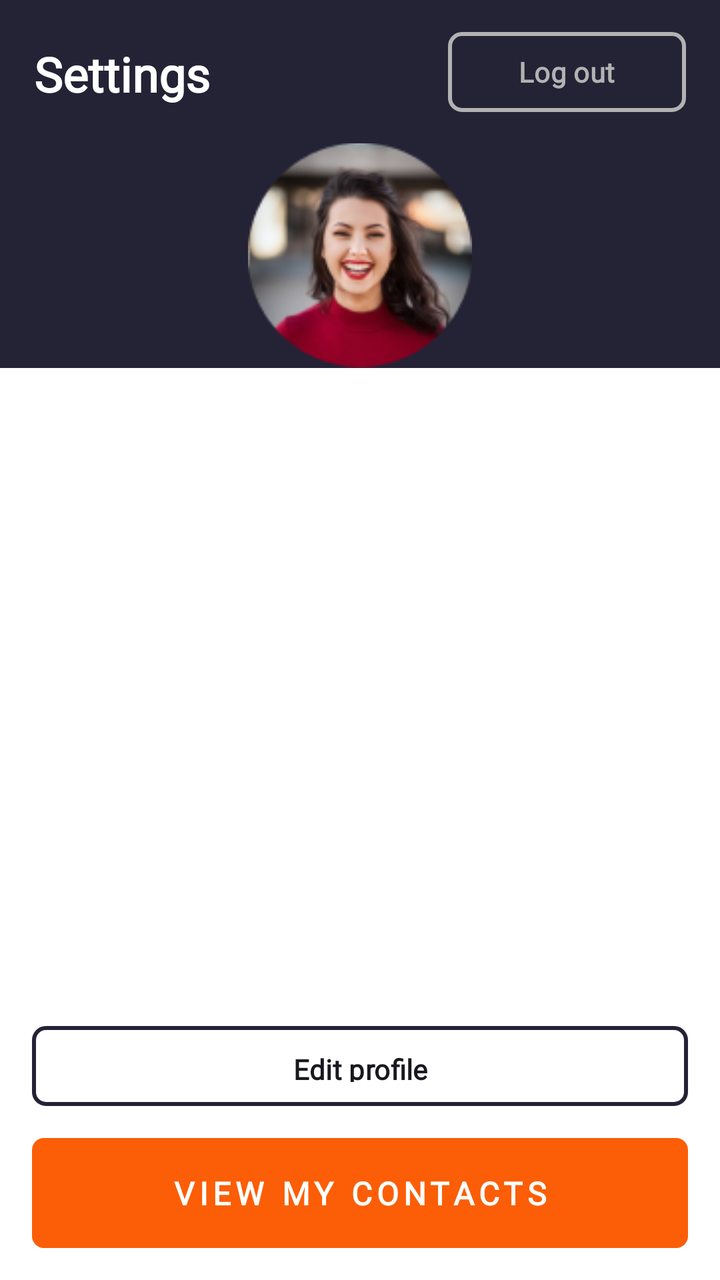
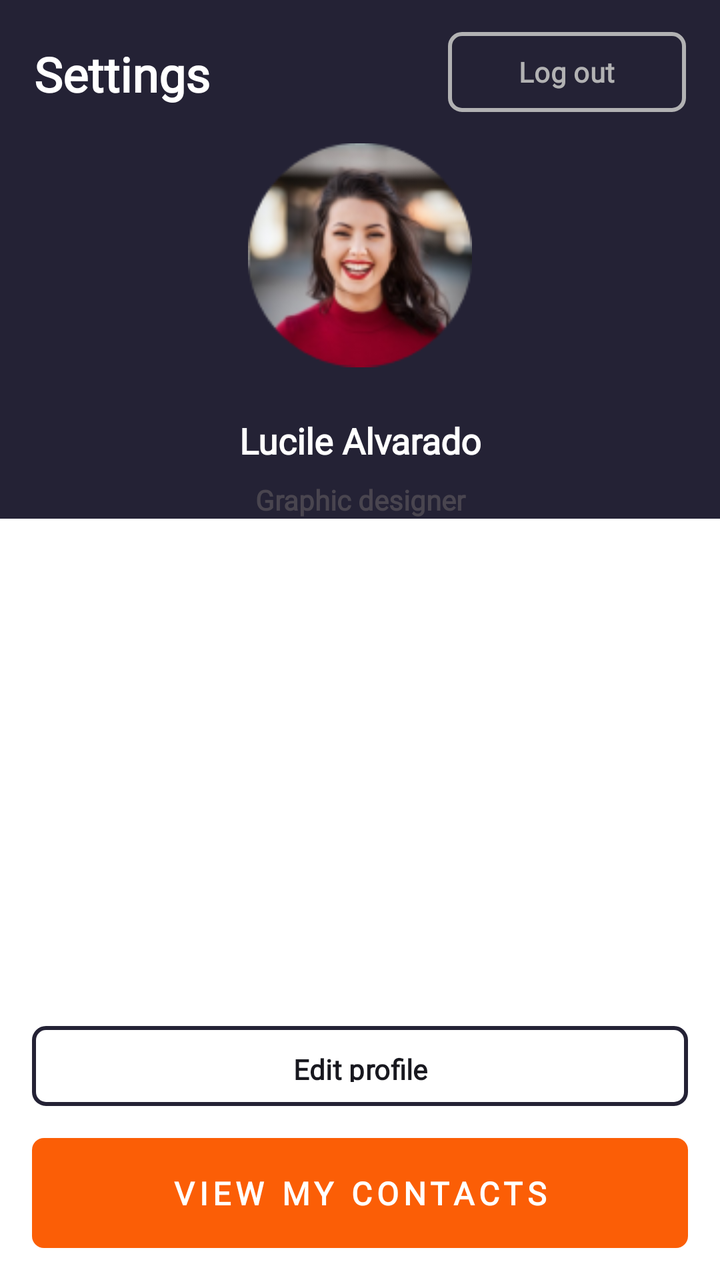

Screens rendered from an Android XML layout before and after an edit, with the pre-edit source and the edit as a unified diff.
<!-- AndroidManifest.xml: application theme Theme.AndroidCourseShpp -->
<!-- res/layout/activity_main.xml -->
<?xml version="1.0" encoding="utf-8"?>
<androidx.constraintlayout.widget.ConstraintLayout xmlns:android="http://schemas.android.com/apk/res/android"
    xmlns:app="http://schemas.android.com/apk/res-auto"
    xmlns:tools="http://schemas.android.com/tools"
    android:id="@+id/main"
    android:layout_width="match_parent"
    android:layout_height="match_parent"
    android:background="@color/white"
    tools:context=".MainActivity">

    <androidx.constraintlayout.widget.ConstraintLayout
        android:id="@+id/darkBlueLayout"
        android:layout_width="match_parent"
        android:layout_height="wrap_content"
        android:background="@color/darkBlue"
        app:layout_constraintTop_toTopOf="parent">

        <androidx.constraintlayout.widget.ConstraintLayout
            android:id="@+id/sett_and_log"
            android:layout_width="match_parent"
            android:layout_height="40dp"
            android:layout_marginHorizontal="17dp"
            android:layout_marginTop="16dp"
            app:layout_constraintTop_toTopOf="parent">

            <TextView
                android:layout_width="wrap_content"
                android:layout_height="wrap_content"
                android:fontFamily="@font/open_sans"
                android:lineHeight="31.2dp"
                android:paddingTop="4.5dp"
                android:paddingBottom="4.5dp"
                android:text="@string/settings"
                android:textColor="@color/white"
                android:textFontWeight="600"
                android:textSize="24sp"
                app:layout_constraintBottom_toBottomOf="parent"
                app:layout_constraintStart_toStartOf="parent" />

            <Button
                android:layout_width="119dp"
                android:layout_height="40dp"
                android:background="@drawable/log_out_background"
                android:fontFamily="@font/open_sans"
                android:lineHeight="18.2dp"
                android:text="@string/log_out"
                android:textColor="@color/lightGray"
                android:textFontWeight="600"
                android:textSize="14sp"
                app:backgroundTint="@null"
                app:layout_constraintEnd_toEndOf="parent"
                app:layout_constraintTop_toTopOf="parent" />

        </androidx.constraintlayout.widget.ConstraintLayout>
        <ImageView
            android:layout_width="match_parent"
            android:layout_height="match_parent"
            android:layout_marginHorizontal="124dp"
            android:contentDescription="@null"
            android:src="@drawable/photo"
            android:layout_marginTop="71dp"
            android:layout_marginBottom="160dp"
            app:layout_constraintEnd_toEndOf="parent"
            app:layout_constraintTop_toTopOf="parent"
            app:layout_constraintStart_toStartOf="parent" />
    </androidx.constraintlayout.widget.ConstraintLayout>

    <Button
        android:id="@+id/view_my_cont_butt"
        android:layout_width="match_parent"
        android:layout_height="55dp"
        android:layout_marginHorizontal="16dp"
        android:layout_marginBottom="16dp"
        android:background="@drawable/view_my_contacts_background"
        android:fontFamily="@font/open_sans"
        android:letterSpacing="0.15"
        android:lineHeight="24dp"
        android:paddingVertical="8dp"
        android:text="@string/view_my_contacts"
        android:textFontWeight="600"
        android:textColor="@color/white"
        android:textSize="16sp"
        app:backgroundTint="@null"
        app:layout_constraintBottom_toBottomOf="parent" />

    <Button
        android:id="@+id/edit_prof_butt"
        android:layout_width="match_parent"
        android:layout_height="40dp"
        android:layout_marginHorizontal="16dp"
        android:layout_marginBottom="16dp"
        android:background="@drawable/edit_profile_background"
        android:fontFamily="@font/open_sans"
        android:lineHeight="18.2dp"
        android:paddingVertical="8dp"
        android:text="@string/edit_profile"
        android:textColor="@color/darkGray"
        android:textFontWeight="600"
        android:textSize="14sp"
        app:backgroundTint="@null"
        app:layout_constraintBottom_toTopOf="@id/view_my_cont_butt" />

    <androidx.constraintlayout.widget.ConstraintLayout
        android:id="@+id/socialNetworksLayout"
        android:layout_width="match_parent"
        android:layout_height="wrap_content"
        android:layout_marginHorizontal="58dp"
        android:layout_marginTop="438dp"
        android:layout_marginBottom="222dp"
        android:gravity="center"
        android:orientation="horizontal"
        app:layout_constraintBottom_toBottomOf="parent"
        app:layout_constraintTop_toTopOf="parent">

        <ImageButton
            android:layout_width="60dp"
            android:layout_height="60dp"
            android:background="@drawable/social_networks_background"
            android:contentDescription="@null"
            android:src="@drawable/ic_facebook"
            app:layout_constraintBottom_toBottomOf="parent"
            app:layout_constraintStart_toStartOf="parent" />

        <ImageButton
            android:layout_width="60dp"
            android:layout_height="60dp"
            android:background="@drawable/social_networks_background"
            android:contentDescription="@null"
            android:src="@drawable/ic_linkedin"
            app:layout_constraintBottom_toBottomOf="parent"
            app:layout_constraintEnd_toEndOf="parent"
            app:layout_constraintStart_toStartOf="parent" />

        <ImageButton
            android:id="@+id/linkedin_butt"
            android:layout_width="60dp"
            android:layout_height="60dp"
            android:layout_marginStart="60dp"
            android:background="@drawable/social_networks_background"
            android:contentDescription="@null"
            android:src="@drawable/ic_inst"
            app:layout_constraintBottom_toBottomOf="parent"
            app:layout_constraintEnd_toEndOf="parent" />



    </androidx.constraintlayout.widget.ConstraintLayout>



</androidx.constraintlayout.widget.ConstraintLayout>
<!-- resources referenced by this layout -->
<resources>
  <color name="darkBlue">#242235</color>
  <color name="darkGray">#18181F</color>
  <color name="lightGray">#B2B2B3</color>
  <color name="white">#FFFFFFFF</color>
  <!-- drawable edit_profile_background (drawable) -->
  <?xml version="1.0" encoding="utf-8"?>
  <shape xmlns:android="http://schemas.android.com/apk/res/android"
      android:shape="rectangle">
      <stroke
          android:width="2dp"
          android:color="@color/darkBlue" />
      <corners android:radius="6dp" />
      <solid android:color="@color/white" />
  </shape>
  <!-- drawable ic_facebook (drawable) -->
  <vector xmlns:android="http://schemas.android.com/apk/res/android"
      android:width="11dp"
      android:height="23dp"
      android:viewportWidth="11"
      android:viewportHeight="23">
    <path
        android:pathData="M2.808,23V12.208H0V8.322H2.808V5.003C2.808,2.395 4.467,0 8.289,0C9.836,0 10.981,0.151 10.981,0.151L10.89,3.779C10.89,3.779 9.723,3.768 8.45,3.768C7.072,3.768 6.851,4.413 6.851,5.485V8.322H11L10.819,12.208H6.851V23H2.808Z"
        android:fillColor="#FB5E06"/>
  </vector>
  <!-- drawable ic_linkedin (drawable) -->
  <vector xmlns:android="http://schemas.android.com/apk/res/android"
      android:width="24dp"
      android:height="23dp"
      android:viewportWidth="24"
      android:viewportHeight="23">
    <path
        android:pathData="M5.448,23V7.482H0.304V23H5.448ZM2.877,5.362C4.671,5.362 5.787,4.17 5.787,2.681C5.754,1.159 4.671,0 2.911,0C1.151,0 0,1.159 0,2.681C0,4.17 1.116,5.362 2.843,5.362H2.876H2.877ZM8.296,23H13.44V14.334C13.44,13.87 13.474,13.407 13.61,13.075C13.982,12.149 14.828,11.189 16.249,11.189C18.111,11.189 18.856,12.612 18.856,14.698V23H24V14.102C24,9.335 21.462,7.118 18.077,7.118C15.302,7.118 14.083,8.673 13.406,9.732H13.441V7.482H8.296C8.363,8.938 8.296,23 8.296,23L8.296,23Z"
        android:fillColor="#FB5E06"/>
  </vector>
  <!-- drawable log_out_background (drawable) -->
  <?xml version="1.0" encoding="utf-8"?>
  <shape xmlns:android="http://schemas.android.com/apk/res/android"
      android:shape="rectangle">
      <corners android:radius="6dp"/>
      <stroke android:width="2dp" android:color="@color/lightGray"/>
      <solid android:color="@android:color/transparent"/>
  
  </shape>
  <!-- drawable social_networks_background (drawable) -->
  <?xml version="1.0" encoding="utf-8"?>
  <shape xmlns:android="http://schemas.android.com/apk/res/android"
      android:shape="oval">
      <solid android:color="@color/white"/>
      <stroke android:width="3dp" android:color="@color/orange"/>
  
  </shape>
  <!-- drawable view_my_contacts_background (drawable) -->
  <?xml version="1.0" encoding="utf-8"?>
  <shape xmlns:android="http://schemas.android.com/apk/res/android"
      android:shape="rectangle">
      <corners android:radius="6dp" />
      <solid android:color="@color/orange" />
  
  </shape>
  <string name="edit_profile">Edit profile</string>
  <string name="log_out">Log out</string>
  <string name="settings">Settings</string>
  <string name="view_my_contacts">VIEW MY CONTACTS</string>
  <style name="Theme.AndroidCourseShpp" parent="Base.Theme.AndroidCourseShpp" />
  <color name="orange">#FB5E06</color>
  <style name="Base.Theme.AndroidCourseShpp" parent="Theme.Material3.DayNight.NoActionBar">
          
          
      </style>
  <!-- unchanged entries left out for length: 2 -->
</resources>

<!-- the commit's change to res/layout/activity_main.xml (unified diff, before → after) -->
@@ -15,6 +15,40 @@
         android:background="@color/darkBlue"
         app:layout_constraintTop_toTopOf="parent">
 
+        <LinearLayout
+            android:layout_width="match_parent"
+            android:layout_height="wrap_content"
+            app:layout_constraintTop_toBottomOf="@id/prof_photo"
+            android:layout_marginTop="24dp"
+            android:orientation="vertical"
+            app:layout_constraintStart_toStartOf="parent"
+            app:layout_constraintEnd_toEndOf="parent"
+            android:layout_marginHorizontal="114dp">
+
+            <TextView
+                android:layout_width="match_parent"
+                android:layout_height="wrap_content"
+                android:text="@string/lucile_alvarado"
+                android:textSize="18sp"
+                android:textFontWeight="600"
+                android:fontFamily="@font/open_sans"
+                android:lineHeight="23.4dp"
+                android:textColor="@color/white"
+                android:gravity="center"
+                />
+            <TextView
+                android:layout_width="match_parent"
+                android:layout_height="wrap_content"
+                android:text="@string/graphic_designer"
+                android:fontFamily="@font/open_sans"
+                android:textFontWeight="600"
+                android:lineHeight="18.2sp"
+                android:gravity="center"
+                android:layout_marginTop="8dp"
+                android:textSize="14sp"
+                />
+
+        </LinearLayout>
         <androidx.constraintlayout.widget.ConstraintLayout
             android:id="@+id/sett_and_log"
             android:layout_width="match_parent"
@@ -53,6 +87,7 @@
 
         </androidx.constraintlayout.widget.ConstraintLayout>
         <ImageView
+            android:id="@+id/prof_photo"
             android:layout_width="match_parent"
             android:layout_height="match_parent"
             android:layout_marginHorizontal="124dp"
<!-- resource entries referenced after the edit -->
@@ -60,7 +60,9 @@
   
   </shape>
   <string name="edit_profile">Edit profile</string>
+  <string name="graphic_designer">Graphic designer</string>
   <string name="log_out">Log out</string>
+  <string name="lucile_alvarado">Lucile Alvarado</string>
   <string name="settings">Settings</string>
   <string name="view_my_contacts">VIEW MY CONTACTS</string>
   <style name="Theme.AndroidCourseShpp" parent="Base.Theme.AndroidCourseShpp" />
